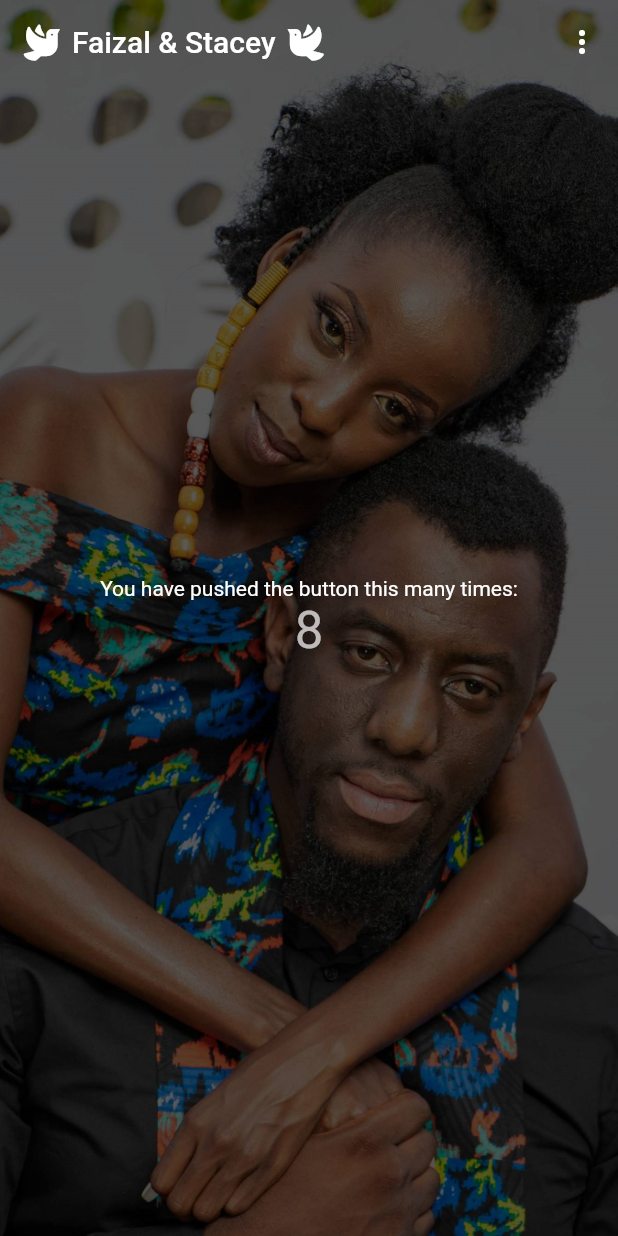
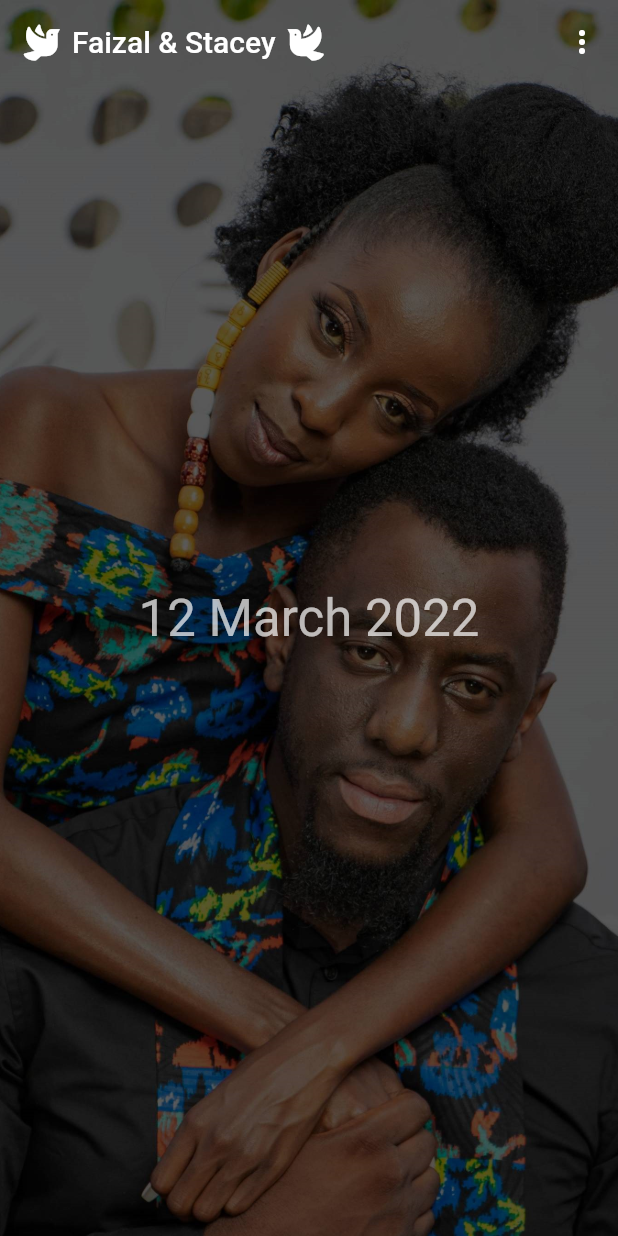
Before and after one commit to vajohn/our-wedding, a Flutter app: the screen it shows after launch, on a phone screen of 412 x 824 dp. Run offline on Flutter 3.47's test engine with Material 2 defaults, Android fonts, the phone set to English and light mode, and no system bars; our stand-ins replace auto_route, font_awesome_flutter.

Commit message:
added date to test auto web build

```diff
--- a/lib/screens/home.dart
+++ b/lib/screens/home.dart
@@ -18,11 +18,8 @@ class HomeScreen extends StatelessWidget {
           child: Column(
             mainAxisAlignment: MainAxisAlignment.center,
             children: <Widget>[
-              const Text(
-                'You have pushed the button this many times:',
-              ),
               Text(
-                '8',
+                '12 March 2022',
                 style: Theme.of(context).textTheme.headline4,
               ),
             ],
```
